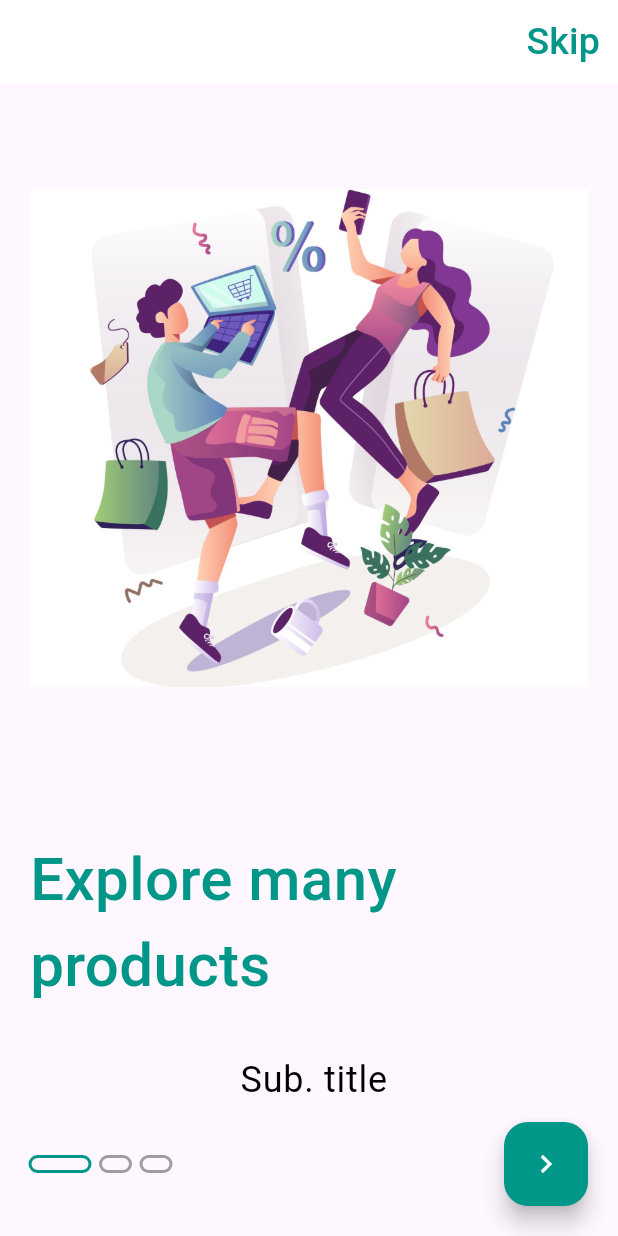
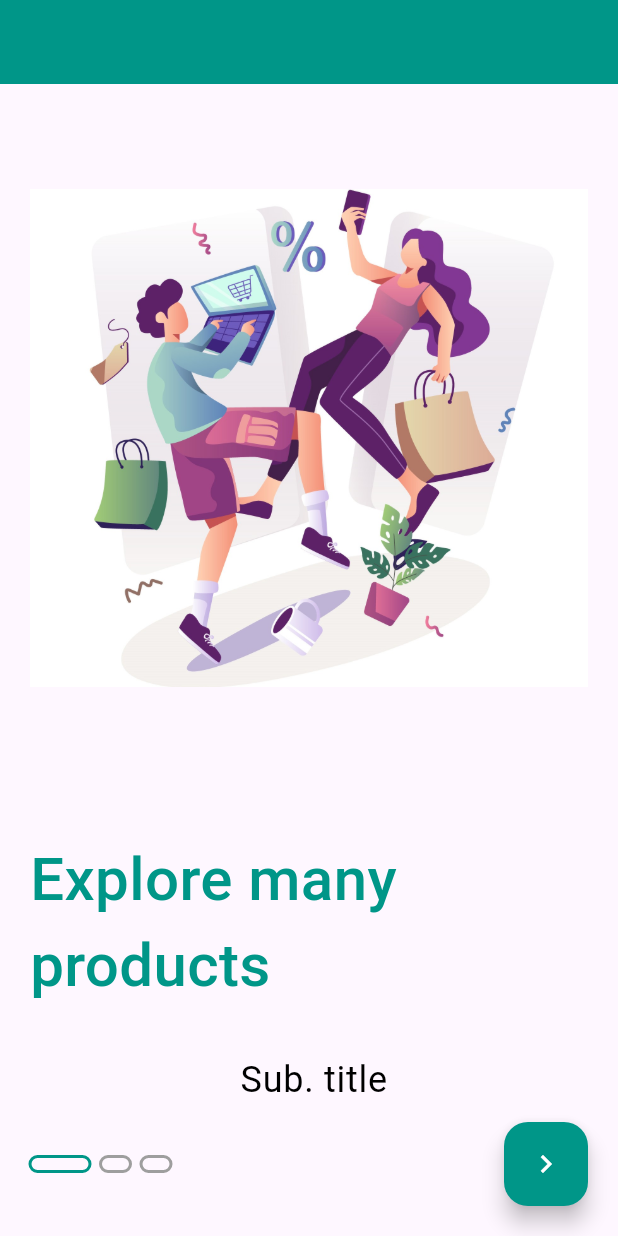
Before and after one commit to amgadelmarghny/store_app, a Flutter app: the screen it shows after launch, on a phone screen of 412 x 824 dp. Run offline on Flutter 3.47's test engine with Material 3 defaults, Android fonts, the phone set to English and light mode, and no system bars; drawn by our look-alikes of smooth_page_indicator; our stand-ins replace bloc, dio, flutter_bloc, fluttertoast, google_fonts; Roboto replaces fonts that are missing (Amiri).

Commit message:
create shop layout

```diff
--- a/lib/mdules/login/sliver_login_input.dart
+++ b/lib/mdules/login/sliver_login_input.dart
@@ -24,6 +24,10 @@ class SliverLoginInfo extends StatelessWidget {
         if (state is LoginSuccessState) {
           if (state.loginModel.status) {
             Navigator.pushNamed(context, ShopView.id);
+            toastShown(
+              messege: state.loginModel.message,
+              backgroundColor: Colors.green,
+            );
             debugPrint(state.loginModel.data!.token);
           } else {
             toastShown(
--- a/lib/shared/network/remot/dio_helper.dart
+++ b/lib/shared/network/remot/dio_helper.dart
@@ -6,17 +6,30 @@ class DioHelper {
   static void initial() {
     dio = Dio(
       BaseOptions(
-          baseUrl: 'https://student.valuxapps.com/api/',
-          receiveDataWhenStatusError: true,
-          headers: {
-            "Content-Type": 'application/json',
-          }),
+        baseUrl: 'https://student.valuxapps.com/api/',
+        receiveDataWhenStatusError: true,
+        headers: {
+          "Content-Type": 'application/json',
+        },
+      ),
     );
   }
 
-  static Future<Response> get(String url,
-      {Map<String, dynamic>? queryParameters}) {
-    return dio!.get(url, queryParameters: queryParameters);
+  static Future<Response> get({
+    required String url,
+    Map<String, dynamic>? queryParameters,
+  }) async {
+    return await dio!
+        .get(
+      url,
+      queryParameters: queryParameters,
+    )
+        .then((value) {
+      print('value: ${value.data}');
+      return value.data;
+    }).catchError((err) {
+      print('error: ${err.toString()}');
+    });
   }
 
   static Future<Response> postData({
--- a/lib/shared/style/themes.dart
+++ b/lib/shared/style/themes.dart
@@ -9,8 +9,14 @@ abstract class ThemeStyle {
       brightness: Brightness.dark,
       primarySwatch: defaultColor,
       appBarTheme: const AppBarTheme(
+        centerTitle: true,
+        backgroundColor: defaultColor,
         titleSpacing: 20,
         iconTheme: IconThemeData(size: 30),
+        systemOverlayStyle: SystemUiOverlayStyle(
+          statusBarIconBrightness: Brightness.light,
+          statusBarColor: defaultColor,
+        ),
       ),
       textTheme: const TextTheme(
         bodyLarge: TextStyle(
@@ -34,6 +40,16 @@ abstract class ThemeStyle {
     return ThemeData(
       primarySwatch: defaultColor,
       brightness: Brightness.light,
+      appBarTheme: const AppBarTheme(
+        centerTitle: true,
+        titleSpacing: 20,
+        iconTheme: IconThemeData(size: 30),
+        backgroundColor: defaultColor,
+        systemOverlayStyle: SystemUiOverlayStyle(
+          statusBarIconBrightness: Brightness.dark,
+          statusBarColor: defaultColor,
+        ),
+      ),
       textTheme: const TextTheme(
         bodyLarge: TextStyle(
           fontSize: 19,
@@ -45,15 +61,6 @@ abstract class ThemeStyle {
           fontWeight: FontWeight.w600,
         ),
       ),
-      appBarTheme: const AppBarTheme(
-        titleSpacing: 20,
-        iconTheme: IconThemeData(size: 30),
-        backgroundColor: Colors.white,
-        systemOverlayStyle: SystemUiOverlayStyle(
-          statusBarIconBrightness: Brightness.dark,
-          statusBarColor: Colors.white,
-        ),
-      ),
       bottomNavigationBarTheme: const BottomNavigationBarThemeData(
         selectedItemColor: Colors.teal,
         elevation: 20,
```
Also changed, not shown: lib/layout/shop/shop_view.dart (+7 -2 lines), lib/mdules/register/sliver_register_input.dart (+10 -5 lines), lib/shared/bloc/auth_cubit/auth_cubit.dart (+7 -7 lines).
